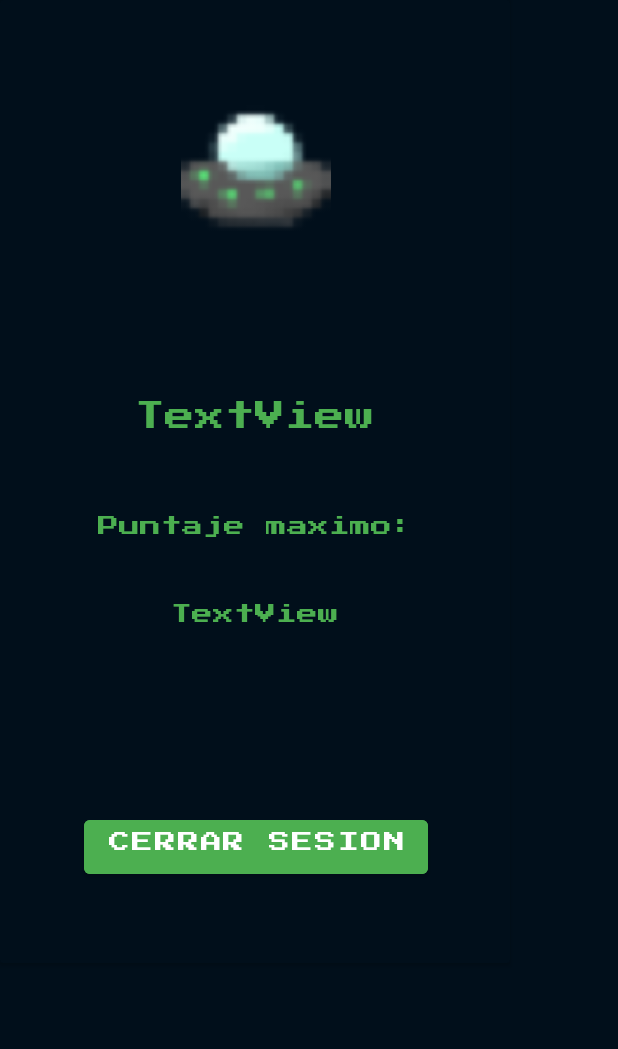
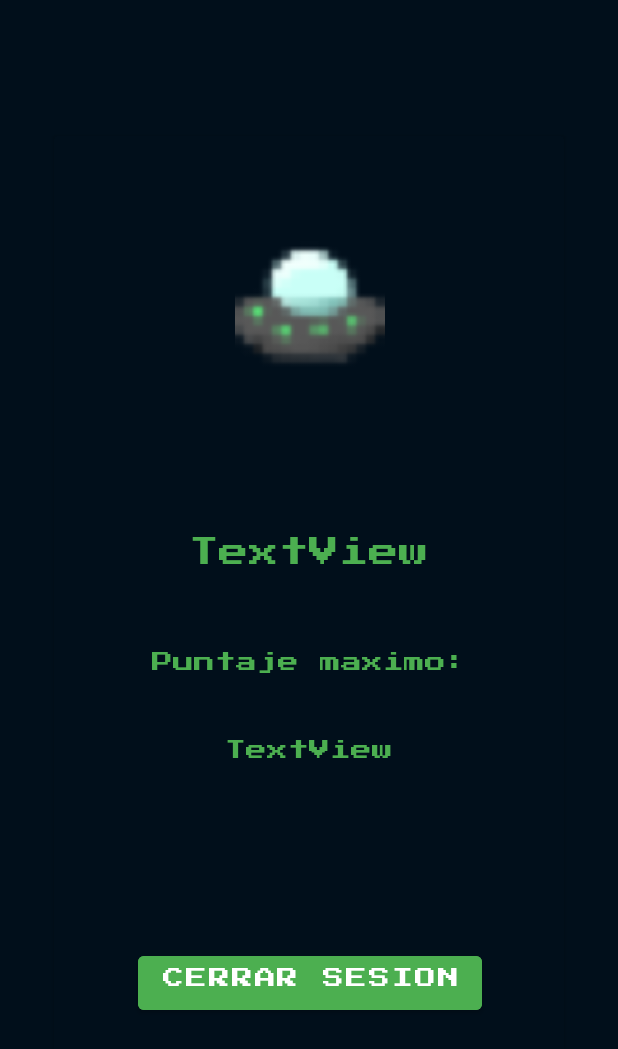
Before and after one commit to Augus611/Proyecto-Final, an Android app: the layout activity_perfil.xml on its own in the app's theme, with its tools: preview values and no code run, on a phone screen of 412 x 824 dp. Shown: the top 1049 px of the screen. Run offline under Robolectric (Android 15) with nearby library versions, the phone set to English and light mode, and no system bars.

Commit message:
Agregué la lógica del perfil.

```diff
--- a/app/src/main/res/layout/activity_perfil.xml
+++ b/app/src/main/res/layout/activity_perfil.xml
@@ -10,9 +10,15 @@
     <androidx.cardview.widget.CardView
         android:layout_width="340dp"
         android:layout_height="642dp"
+        android:layout_marginStart="35dp"
+        android:layout_marginTop="44dp"
+        android:layout_marginEnd="36dp"
+        android:layout_marginBottom="45dp"
         app:cardBackgroundColor="#010F1B"
-        tools:layout_editor_absoluteX="35dp"
-        tools:layout_editor_absoluteY="44dp" >
+        app:layout_constraintBottom_toBottomOf="parent"
+        app:layout_constraintEnd_toEndOf="parent"
+        app:layout_constraintStart_toStartOf="parent"
+        app:layout_constraintTop_toTopOf="parent">
 
         <androidx.constraintlayout.widget.ConstraintLayout
             android:layout_width="match_parent"
```
Also changed, not shown: app/src/main/java/com/grupo4/proyectofinal/MainActivity.kt (+15 -2 lines), app/src/main/java/com/grupo4/proyectofinal/Perfil.kt (+17 -0 lines), app/src/main/java/com/grupo4/proyectofinal/miSqliteHelper.kt (+11 -0 lines).
